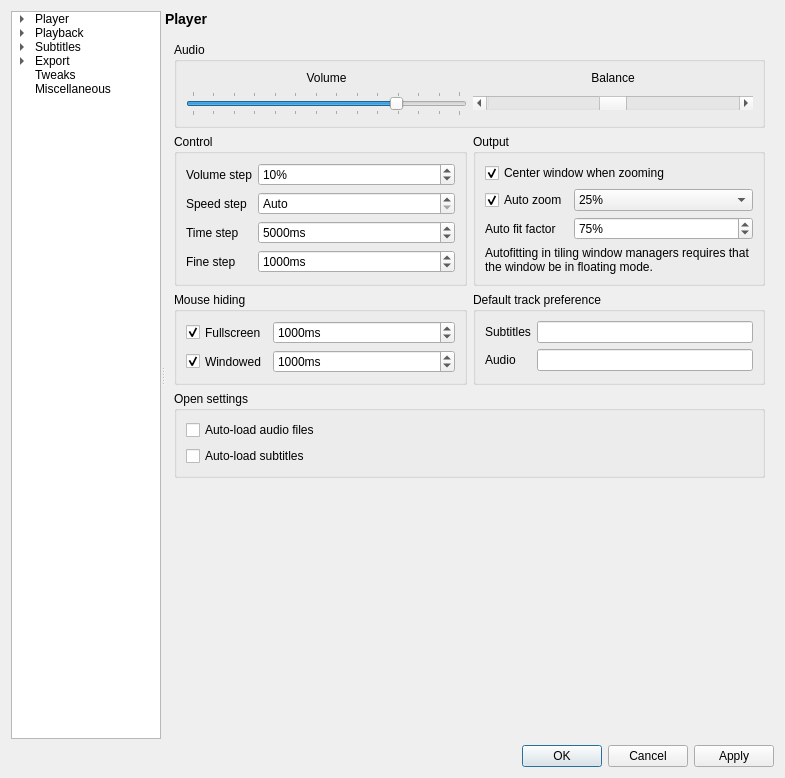
Before: the Qt Designer form settingswindow.ui in mpc-qt/mpc-qt, drawn with Qt 5.
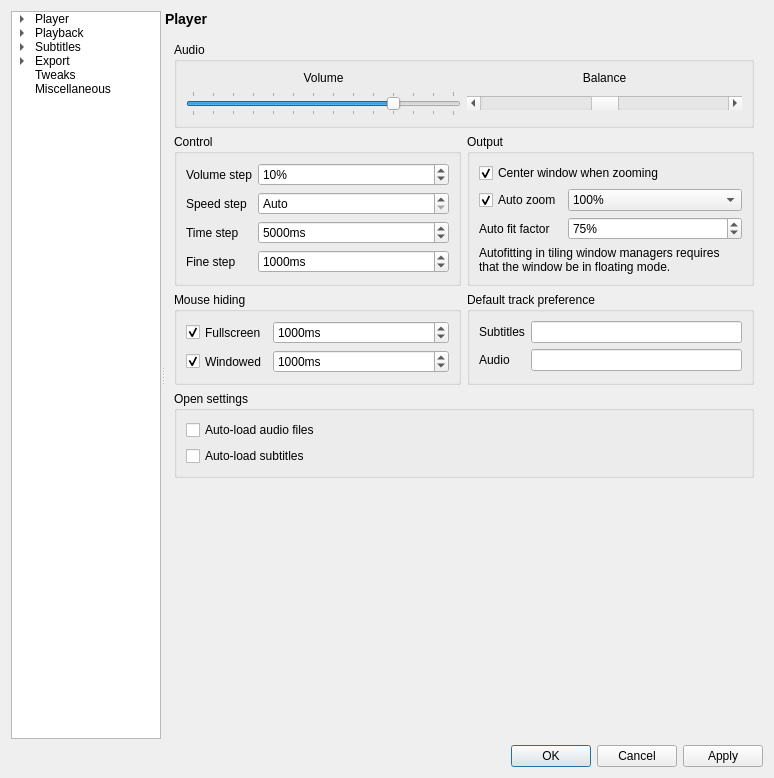
After: the same form once the commit is applied. The open tabs and pages were chosen to show the change.

Commit message:
settingswindow: provide saner defaults
Not sure why default volume was at 99% and default zoom was at 25%.

The edit to the form file:
```diff
--- a/settingswindow.ui
+++ b/settingswindow.ui
@@ -6,7 +6,7 @@
    <rect>
     <x>0</x>
     <y>0</y>
-    <width>785</width>
+    <width>774</width>
     <height>778</height>
    </rect>
   </property>
@@ -942,10 +942,10 @@
                  </sizepolicy>
                 </property>
                 <property name="currentText">
-                 <string notr="true">25%</string>
+                 <string notr="true">100%</string>
                 </property>
                 <property name="currentIndex">
-                 <number>0</number>
+                 <number>3</number>
                 </property>
                 <item>
                  <property name="text">
@@ -1114,7 +1114,7 @@
                  <number>130</number>
                 </property>
                 <property name="value">
-                 <number>99</number>
+                 <number>100</number>
                 </property>
                 <property name="orientation">
                  <enum>Qt::Horizontal</enum>
```
Left out of the diff: 2 changed lines with no effect on the pictures.
